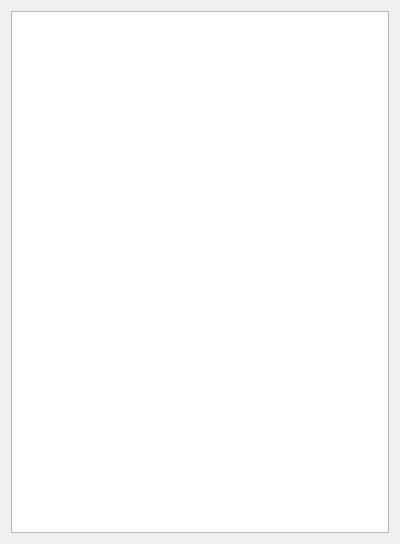
Before: the Qt Designer form Waiter/dlglist.ui in End1-1/Cafe5, drawn with Qt 5.
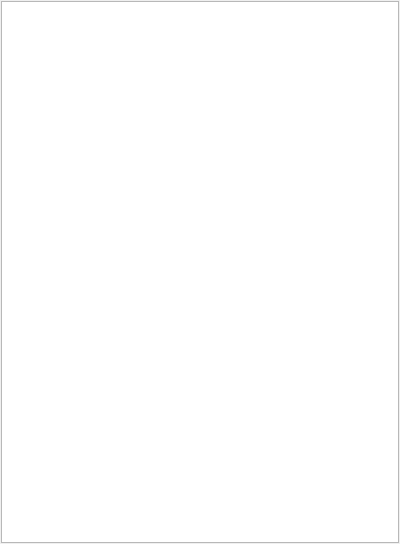
After: the same form once the commit is applied.

```diff
--- a/Waiter/dlglist.ui
+++ b/Waiter/dlglist.ui
@@ -14,6 +14,21 @@
    <string>List</string>
   </property>
   <layout class="QVBoxLayout" name="verticalLayout">
+   <property name="spacing">
+    <number>1</number>
+   </property>
+   <property name="leftMargin">
+    <number>1</number>
+   </property>
+   <property name="topMargin">
+    <number>1</number>
+   </property>
+   <property name="rightMargin">
+    <number>1</number>
+   </property>
+   <property name="bottomMargin">
+    <number>1</number>
+   </property>
    <item>
     <widget class="QListWidget" name="lst"/>
    </item>
```
